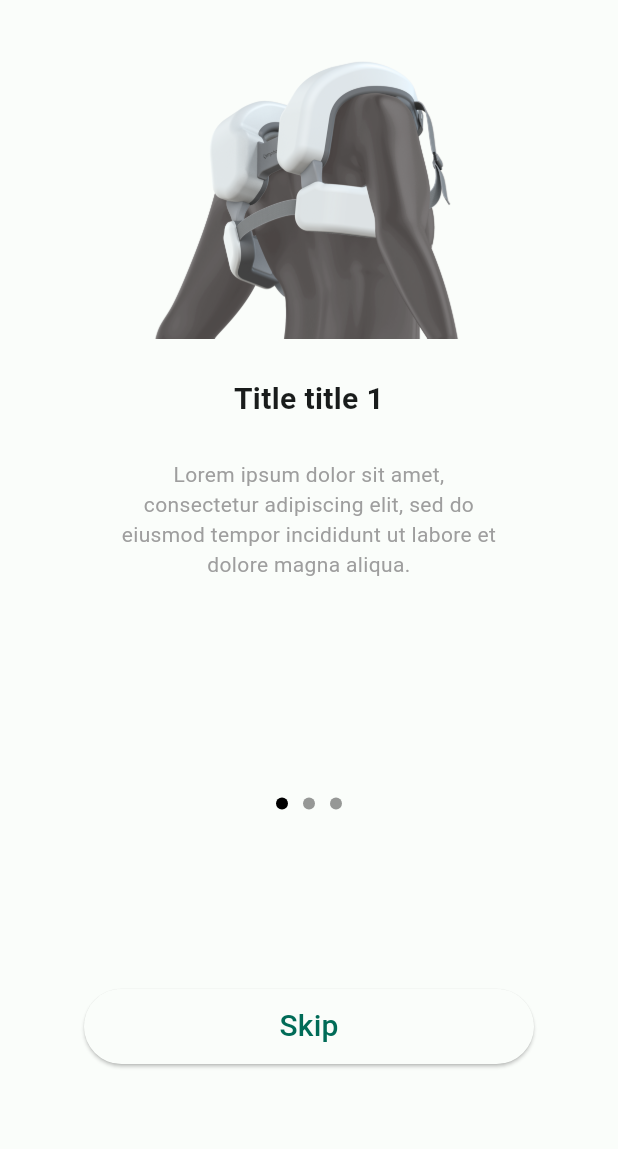
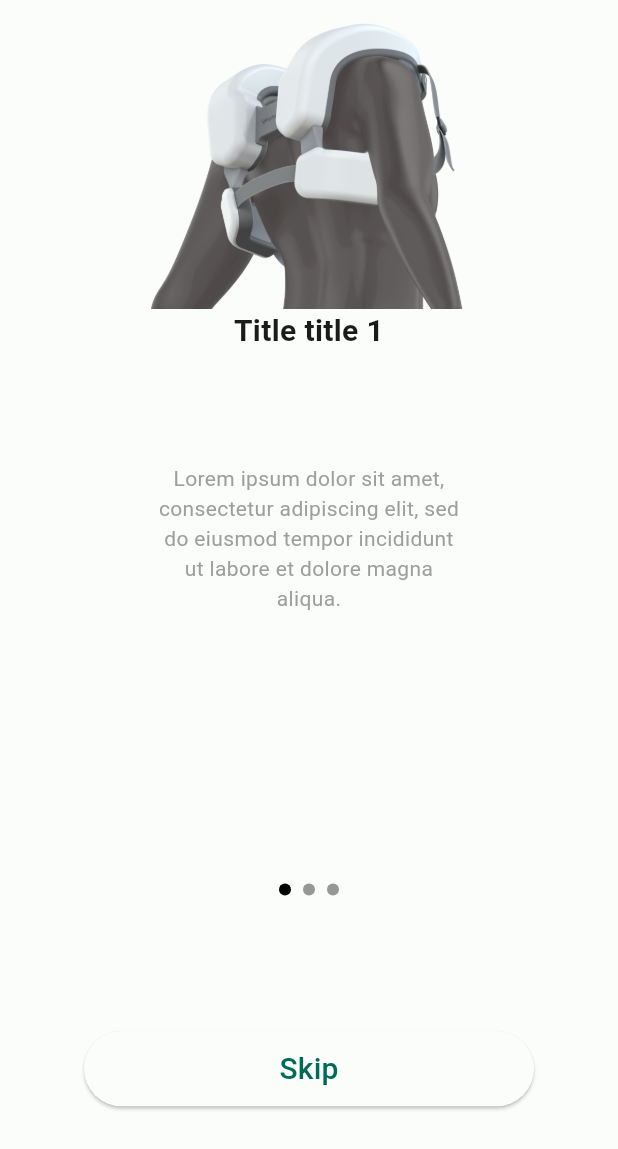
Before and after one commit to kwakdeung/lymphowear_remote_app, a Flutter app: the screen it shows after launch, on a phone screen of 412 x 824 dp. Shown: the top 1149 px of the screen. Run offline on Flutter 3.47's test engine with Material 2 defaults, Android fonts, the phone set to English and light mode, and no system bars.

Commit message:
가로 rendering 해결

```diff
--- a/lib/pages/onboarding_contents.dart
+++ b/lib/pages/onboarding_contents.dart
@@ -1,6 +1,6 @@
 import 'package:flutter/material.dart';
 
-class OnboardingContents extends StatelessWidget {
+class OnboardingContents extends StatefulWidget {
   const OnboardingContents({
     Key? key,
     required this.image,
@@ -10,36 +10,48 @@
   final String image, title, description;
 
   @override
+  State<OnboardingContents> createState() => _OnboardingContentsState();
+}
+
+class _OnboardingContentsState extends State<OnboardingContents> {
+  @override
   Widget build(BuildContext context) {
     EdgeInsets contentsPadding = MediaQuery.of(context).viewPadding;
+    var pageSize = MediaQuery.of(context).size;
     return Padding(
       padding: contentsPadding,
       child: Column(
         children: [
-          const Spacer(),
-          Image.asset(
-            image,
-            height: 200,
+          Expanded(
+            flex: 2,
+            child: Image.asset(
+              widget.image,
+              height: pageSize.height * 0.1,
             ),
-          const Spacer(),
-          Text(
-            title,
+          ),
+          Expanded(
+            flex: 1,
+            child: Text(
+              widget.title,
               textAlign: TextAlign.center,
               style: const TextStyle(
                 fontSize: 20,
                 fontWeight: FontWeight.bold,
               ),
             ),
-          const Spacer(),
-          SizedBox(
-            width: 250,
+          ),
+          Expanded(
+            flex: 1,
+            child: SizedBox(
+              width: pageSize.width * 0.5,
+              height: double.infinity,
               child: Text(
-              description,
+                widget.description,
                 textAlign: TextAlign.center,
                 style: const TextStyle(color: Colors.grey),
               ),
             ),
-          const Spacer(),
+          ),
         ],
       ),
     );
--- a/lib/pages/onboarding_page.dart
+++ b/lib/pages/onboarding_page.dart
@@ -39,6 +39,7 @@
             child: Column(
               children: [
                 Expanded(
+                  // PageView.builder안에서 image, title, description 비율, size를 조절해야함
                   child: PageView.builder(
                     controller: pageController,
                     itemCount: onboardingData.length,
@@ -58,20 +59,21 @@
                 Expanded(
                   child: Column(
                     children: [
-                      const Spacer(),
+                      const Spacer(flex: 2),
                       Row(
                         mainAxisAlignment: MainAxisAlignment.center,
                         children: [
                           ...List.generate(
+                              // Legible 하게 고친다.
                               onboardingData.length,
                               ((index) => Padding(
-                                    padding: const EdgeInsets.all(5),
+                                    padding: const EdgeInsets.all(4),
                                     child: DotIndicator(
                                         isActive: index == pageIndex),
                                   ))),
                         ],
                       ),
-                      const Spacer(),
+                      const Spacer(flex: 1),
                       SizedBox(
                         height: 50,
                         width: 300,
@@ -88,7 +90,7 @@
                           ),
                         ),
                       ),
-                      const Spacer(),
+                      const Spacer(flex: 1),
                     ],
                   ),
                 ),
```
Lines whose indentation alone changed are shown as unchanged.
